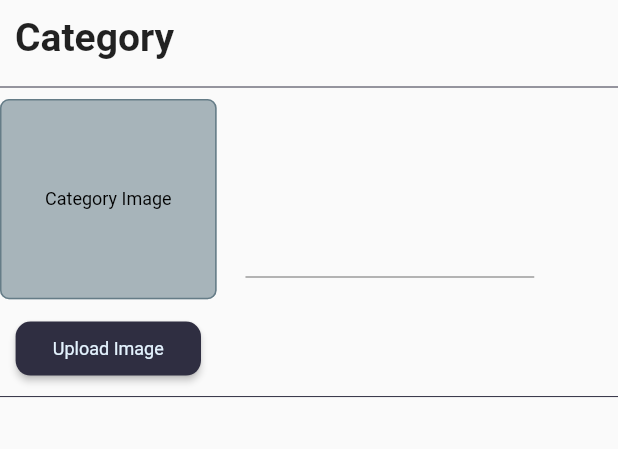
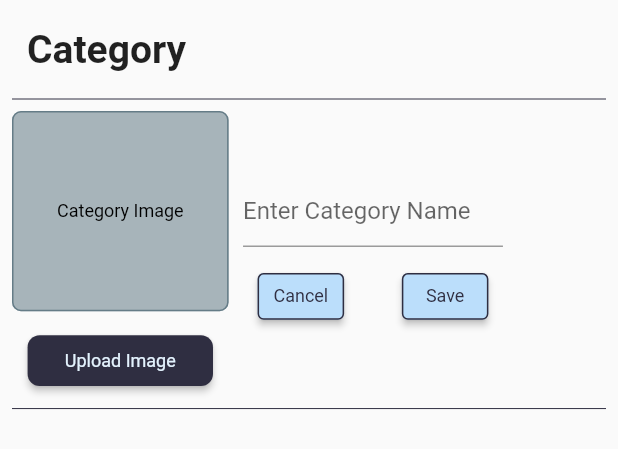
Before and after one commit to NBG-nero/Vendi, a Flutter app: the Categoryscreen widget shown alone on an empty page, opened directly, on a phone screen of 412 x 824 dp. Shown: the top 449 px of the screen. Run offline on Flutter 3.47's test engine with Material 2 defaults, Android fonts, the phone set to English and light mode, and no system bars; our stand-ins replace auto_route, cached_network_image, cloud_firestore, dots_indicator, firebase_auth, firebase_core and 10 more; missing offline and left inert: date_time_format, flutter_admin_scaffold; accounts and stored records are empty; network calls fail.

Commit message:
feat: minor updates

```diff
--- a/lib/Admin/AdminScreens/category/category_screen.dart
+++ b/lib/Admin/AdminScreens/category/category_screen.dart
@@ -12,7 +12,9 @@ class Categoryscreen extends StatelessWidget {
 
   @override
   Widget build(BuildContext context) {
-    return Column(
+    return Padding(
+      padding: const EdgeInsets.all(8.0),
+      child: Column(
         children: [
           Container(
             alignment: Alignment.topLeft,
@@ -36,8 +38,8 @@ class Categoryscreen extends StatelessWidget {
                     decoration: BoxDecoration(
                       color: VendiColors.exColor.withOpacity(0.5),
                       borderRadius: BorderRadius.circular(6),
-                    border:
-                        Border.all(color: VendiColors.exColor.withOpacity(0.8)),
+                      border: Border.all(
+                          color: VendiColors.exColor.withOpacity(0.8)),
                     ),
                     child: Center(
                       child: Text(
@@ -52,6 +54,7 @@ class Categoryscreen extends StatelessWidget {
                     color: VendiColors.masterColor,
                     padding: const EdgeInsets.all(4),
                     width: MediaQuery.of(context).size.width * 0.3,
+                    height: 38.h,
                     onPressed: () {},
                     child: Text(
                       'Upload Image',
@@ -63,15 +66,68 @@ class Categoryscreen extends StatelessWidget {
                   ),
                 ],
               ),
-            XMargin(20.w),
-            Container(
-              width: 200.w,
-              child: TextField(),
+              XMargin(10.w),
+              Column(children: [
+                SizedBox(
+                  width: 180.w,
+                  child: const TextField(
+                    decoration: InputDecoration(
+                      label: Text('Enter Category Name'),
+                      contentPadding: EdgeInsets.zero,
                     ),
+                  ),
+                ),
+                YMargin(10.h),
+                Row(
+                  // mainAxisAlignment: MainAxisAlignment.spaceBetween,
+                  children: [
+                    VButton(
+                      onPressed: () {},
+                      padding: const EdgeInsets.all(4),
+                      shape: RoundedRectangleBorder(
+                          borderRadius: BorderRadius.circular(4),
+                          side: BorderSide(
+                            color: VendiColors.masterColor,
+                          )),
+                      width: MediaQuery.of(context).size.width * 0.14,
+                      height: 35.h,
+                      color: VendiColors.primaryColorswatch[100],
+                      child: Text(
+                        'Cancel',
+                        style: Theme.of(context)
+                            .textTheme
+                            .labelMedium
+                            ?.copyWith(color: VendiColors.masterColor),
+                      ),
+                    ),
+                    XMargin(40.w),
+                    VButton(
+                      onPressed: () {},
+                      padding: const EdgeInsets.all(0),
+                      shape: RoundedRectangleBorder(
+                          borderRadius: BorderRadius.circular(4),
+                          side: BorderSide(
+                            color: VendiColors.masterColor,
+                          )),
+                      width: MediaQuery.of(context).size.width * 0.14,
+                      height: 35.h,
+                      color: VendiColors.primaryColorswatch[100],
+                      child: Text(
+                        'Save',
+                        style: Theme.of(context)
+                            .textTheme
+                            .labelMedium
+                            ?.copyWith(color: VendiColors.masterColor),
+                      ),
+                    ),
+                  ],
+                ),
+              ]),
             ],
           ),
           Divider(color: VendiColors.masterColor),
         ],
+      ),
     );
   }
 }
--- a/lib/Admin/AdminScreens/home/admin_home.dart
+++ b/lib/Admin/AdminScreens/home/admin_home.dart
@@ -1,7 +1,7 @@
 import 'package:flutter/material.dart';
 import 'package:flutter_admin_scaffold/admin_scaffold.dart';
 import 'package:flutter_screenutil/flutter_screenutil.dart';
-import 'package:intl/intl.dart';
+// import 'package:intl/intl.dart';
 import 'package:date_time_format/date_time_format.dart';
 import 'package:stacked/stacked.dart';
 import 'package:vendi/Admin/AdminScreens/admin_screens.dart';
--- a/lib/widgets/custom_button.dart
+++ b/lib/widgets/custom_button.dart
@@ -1,4 +1,5 @@
 import 'package:flutter/material.dart';
+
 import 'package:vendi/utilities/constants/colors.dart';
 
 class VButton extends StatelessWidget {
@@ -12,6 +13,8 @@ class VButton extends StatelessWidget {
   final Color? buttonTextCor;
   final Color? sideColor;
   final double? width;
+  final double? height;
+
 
   const VButton({
     Key? key,
@@ -25,6 +28,7 @@ class VButton extends StatelessWidget {
     this.buttonTextCor,
     this.sideColor,
     this.width,
+    this.height,
   }) : super(key: key);
 
   @override
@@ -34,10 +38,11 @@ class VButton extends StatelessWidget {
         color: color ?? VendiColors.primaryColorswatch.shade700,
         shape: shape ??
             RoundedRectangleBorder(
-              borderRadius: BorderRadius.circular(10),
+              borderRadius: BorderRadius.circular(8),
               side: BorderSide(color: sideColor ?? Colors.transparent),
             ),
         minWidth: width ?? MediaQuery.of(context).size.width * 0.9,
+        height: height,
         padding: padding ?? const EdgeInsets.fromLTRB(20, 15, 20, 15),
         child: child ??
             Text(buttontext ?? 'buttonText',
```
Lines whose indentation alone changed are shown as unchanged.
